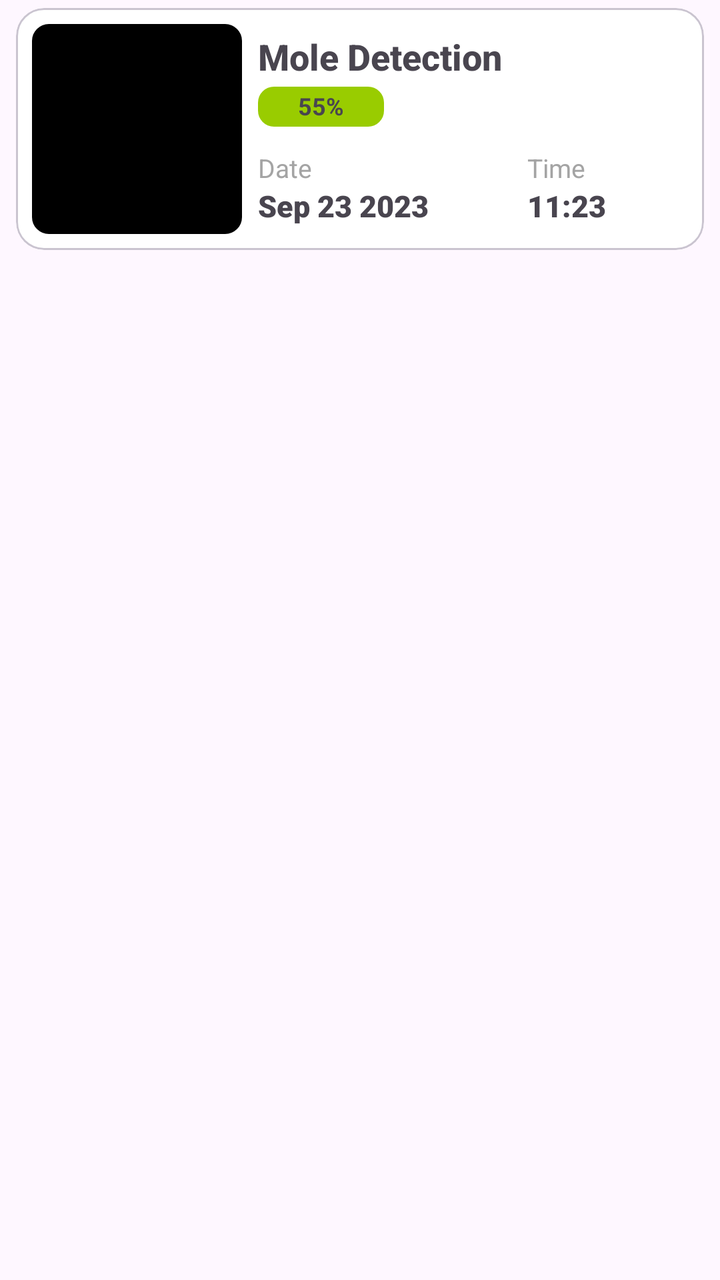
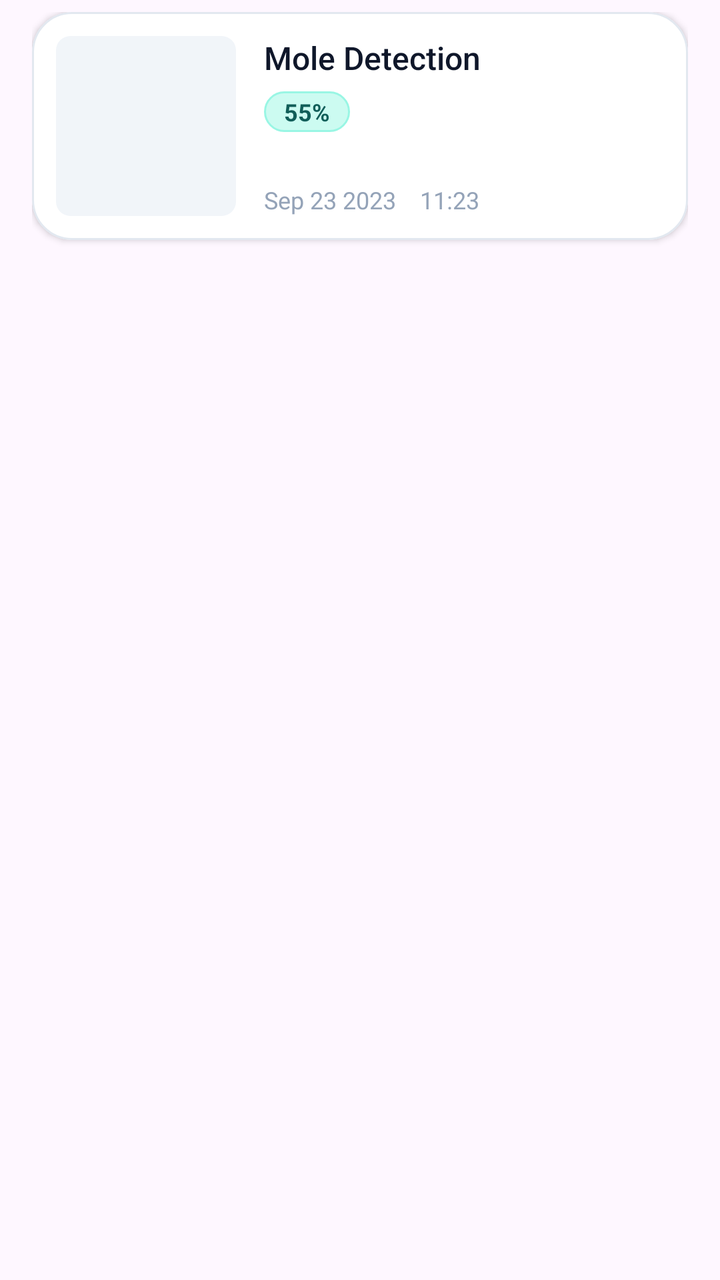

Screens rendered from an Android XML layout before and after an edit, with the pre-edit source and the edit as a unified diff.
<!-- AndroidManifest.xml: application theme Theme.Asclepius -->
<!-- res/layout/item_history.xml -->
<?xml version="1.0" encoding="utf-8"?>
<LinearLayout xmlns:android="http://schemas.android.com/apk/res/android"
    xmlns:app="http://schemas.android.com/apk/res-auto"
    android:layout_width="match_parent"
    android:layout_height="wrap_content"
    android:orientation="vertical"
    android:paddingHorizontal="8dp"
    android:paddingVertical="4dp">

    <com.google.android.material.card.MaterialCardView
        android:id="@+id/materialCard"
        android:layout_width="match_parent"
        android:layout_height="wrap_content"
        app:cardBackgroundColor="?attr/colorSurfaceContainerLowest"
        app:cardCornerRadius="14dp"
        app:cardUseCompatPadding="false"
        app:strokeWidth="1dp">

        <androidx.constraintlayout.widget.ConstraintLayout
            android:layout_width="match_parent"
            android:layout_height="match_parent">

            <com.google.android.material.imageview.ShapeableImageView
                android:id="@+id/shapeableImageView"
                android:layout_width="105dp"
                android:layout_height="105dp"
                android:layout_margin="8dp"
                android:scaleType="centerCrop"
                android:src="@color/black"
                app:layout_constraintBottom_toBottomOf="parent"
                app:layout_constraintStart_toStartOf="parent"
                app:layout_constraintTop_toTopOf="parent"
                app:shapeAppearance="@style/roundedImageViewRounded" />

            <com.google.android.material.textview.MaterialTextView
                android:id="@+id/cancerTextView"
                android:layout_width="wrap_content"
                android:layout_height="wrap_content"
                android:layout_marginStart="8dp"
                android:layout_marginTop="4dp"
                android:fontFamily="sans-serif-medium"
                android:maxLines="1"
                android:text="Mole Detection"
                android:textColor="?attr/colorOnSurfaceVariant"
                android:textSize="18sp"
                android:textStyle="bold"
                app:layout_constraintStart_toEndOf="@id/shapeableImageView"
                app:layout_constraintTop_toTopOf="@id/shapeableImageView" />

            <com.google.android.material.textview.MaterialTextView
                android:id="@+id/percentText"
                android:layout_width="wrap_content"
                android:layout_height="20dp"
                android:layout_marginStart="8dp"
                android:layout_marginTop="3dp"
                android:background="@drawable/chip_history_shape"
                android:backgroundTint="@android:color/holo_green_light"
                android:paddingTop="1.3dp"
                android:text="55%"
                android:textSize="12sp"
                android:textStyle="bold"
                app:layout_constraintStart_toEndOf="@id/shapeableImageView"
                app:layout_constraintTop_toBottomOf="@id/cancerTextView" />

            <com.google.android.material.textview.MaterialTextView
                android:layout_width="wrap_content"
                android:layout_height="wrap_content"
                android:layout_marginStart="8dp"
                android:maxLines="1"
                android:text="Date"
                android:textColor="#A4A4A4"
                android:textSize="13sp"
                app:layout_constraintBottom_toTopOf="@id/dateTextView"
                app:layout_constraintStart_toEndOf="@id/shapeableImageView" />

            <com.google.android.material.textview.MaterialTextView
                android:id="@+id/dateTextView"
                android:layout_width="wrap_content"
                android:layout_height="wrap_content"
                android:layout_marginStart="8dp"
                android:layout_marginBottom="4dp"
                android:ellipsize="end"
                android:fontFamily="sans-serif-black"
                android:maxLines="1"
                android:text="Sep 23 2023"
                android:textColor="?attr/colorOnSurfaceVariant"
                android:textSize="15sp"
                android:textStyle="bold"
                app:layout_constraintBottom_toBottomOf="@id/shapeableImageView"
                app:layout_constraintStart_toEndOf="@id/shapeableImageView" />

            <com.google.android.material.textview.MaterialTextView
                android:layout_width="wrap_content"
                android:layout_height="wrap_content"
                android:maxLines="1"
                android:text="Time"
                android:textColor="#A4A4A4"
                android:textSize="13sp"
                app:layout_constraintBottom_toTopOf="@id/timeTextView"
                app:layout_constraintStart_toStartOf="@id/timeTextView" />

            <com.google.android.material.textview.MaterialTextView
                android:id="@+id/timeTextView"
                android:layout_width="wrap_content"
                android:layout_height="wrap_content"
                android:layout_marginBottom="4dp"
                android:ellipsize="end"
                android:fontFamily="sans-serif-black"
                android:maxLines="1"
                android:text="11:23"
                android:textColor="?attr/colorOnSurfaceVariant"
                android:textSize="15sp"
                android:textStyle="bold"
                app:layout_constraintBottom_toBottomOf="@id/shapeableImageView"
                app:layout_constraintEnd_toEndOf="parent"
                app:layout_constraintStart_toEndOf="@id/dateTextView" />
        </androidx.constraintlayout.widget.ConstraintLayout>
    </com.google.android.material.card.MaterialCardView>
</LinearLayout>
<!-- resources referenced by this layout -->
<resources>
  <color name="black">#FF000000</color>
  <!-- drawable chip_history_shape (drawable) -->
  <?xml version="1.0" encoding="utf-8"?>
  <shape xmlns:android="http://schemas.android.com/apk/res/android">
  
      <corners android:radius="8dp" />
  
      <padding
          android:left="20dp"
          android:right="20dp" />
  </shape>
  <style name="roundedImageViewRounded">
          <item name="cornerFamily">rounded</item>
          <item name="cornerSize">8%</item>
      </style>
  <style name="Theme.Asclepius" parent="Theme.Material3.DayNight.NoActionBar">
          
          
          <item name="android:colorControlNormal">#000000</item>
          <item name="android:popupMenuStyle">@style/roundedPopupMenu</item>
      </style>
  <style name="roundedPopupMenu" parent="Widget.Material3.PopupMenu">
          <item name="android:popupBackground">@drawable/custom_popup_background</item>
      </style>
  <!-- drawable custom_popup_background (drawable) -->
  <?xml version="1.0" encoding="UTF-8"?>
  <shape xmlns:android="http://schemas.android.com/apk/res/android">
      <solid android:color="?attr/colorSurface"/>
      <corners
          android:radius="16dp"/>
      <padding
          android:bottom="8dp"
          android:top="8dp"/>
  </shape>
</resources>

<!-- the commit's change to res/layout/item_history.xml (unified diff, before → after) -->
@@ -4,115 +4,91 @@
     android:layout_width="match_parent"
     android:layout_height="wrap_content"
     android:orientation="vertical"
-    android:paddingHorizontal="8dp"
-    android:paddingVertical="4dp">
+    android:paddingHorizontal="16dp"
+    android:paddingVertical="6dp">
 
+    
     <com.google.android.material.card.MaterialCardView
         android:id="@+id/materialCard"
         android:layout_width="match_parent"
         android:layout_height="wrap_content"
-        app:cardBackgroundColor="?attr/colorSurfaceContainerLowest"
-        app:cardCornerRadius="14dp"
+        app:cardBackgroundColor="@color/surface_card"
+        app:cardCornerRadius="20dp"
+        app:cardElevation="2dp"
         app:cardUseCompatPadding="false"
+        app:strokeColor="@color/surface_card_stroke"
         app:strokeWidth="1dp">
 
         <androidx.constraintlayout.widget.ConstraintLayout
             android:layout_width="match_parent"
-            android:layout_height="match_parent">
+            android:layout_height="wrap_content"
+            android:padding="12dp">
 
             <com.google.android.material.imageview.ShapeableImageView
                 android:id="@+id/shapeableImageView"
-                android:layout_width="105dp"
-                android:layout_height="105dp"
-                android:layout_margin="8dp"
+                android:layout_width="90dp"
+                android:layout_height="90dp"
                 android:scaleType="centerCrop"
-                android:src="@color/black"
+                android:src="@color/surface_subtle"
                 app:layout_constraintBottom_toBottomOf="parent"
                 app:layout_constraintStart_toStartOf="parent"
                 app:layout_constraintTop_toTopOf="parent"
-                app:shapeAppearance="@style/roundedImageViewRounded" />
+                app:shapeAppearanceOverlay="@style/roundedImageViewRounded" />
 
             <com.google.android.material.textview.MaterialTextView
                 android:id="@+id/cancerTextView"
-                android:layout_width="wrap_content"
+                android:layout_width="0dp"
                 android:layout_height="wrap_content"
-                android:layout_marginStart="8dp"
-                android:layout_marginTop="4dp"
+                android:layout_marginStart="14dp"
                 android:fontFamily="sans-serif-medium"
                 android:maxLines="1"
                 android:text="Mole Detection"
-                android:textColor="?attr/colorOnSurfaceVariant"
-                android:textSize="18sp"
-                android:textStyle="bold"
+                android:textColor="@color/text_primary"
+                android:textSize="16sp"
+                app:layout_constraintEnd_toEndOf="parent"
                 app:layout_constraintStart_toEndOf="@id/shapeableImageView"
                 app:layout_constraintTop_toTopOf="@id/shapeableImageView" />
 
             <com.google.android.material.textview.MaterialTextView
                 android:id="@+id/percentText"
                 android:layout_width="wrap_content"
-                android:layout_height="20dp"
-                android:layout_marginStart="8dp"
-                android:layout_marginTop="3dp"
-                android:background="@drawable/chip_history_shape"
-                android:backgroundTint="@android:color/holo_green_light"
-                android:paddingTop="1.3dp"
+                android:layout_height="wrap_content"
+                android:layout_marginStart="14dp"
+                android:layout_marginTop="6dp"
+                android:background="@drawable/bg_pill_eyebrow"
+                android:paddingHorizontal="10dp"
+                android:paddingVertical="2dp"
                 android:text="55%"
+                android:textColor="@color/brand_on_primary_container"
                 android:textSize="12sp"
                 android:textStyle="bold"
                 app:layout_constraintStart_toEndOf="@id/shapeableImageView"
                 app:layout_constraintTop_toBottomOf="@id/cancerTextView" />
 
             <com.google.android.material.textview.MaterialTextView
-                android:layout_width="wrap_content"
-                android:layout_height="wrap_content"
-                android:layout_marginStart="8dp"
-                android:maxLines="1"
-                android:text="Date"
-                android:textColor="#A4A4A4"
-                android:textSize="13sp"
-                app:layout_constraintBottom_toTopOf="@id/dateTextView"
-                app:layout_constraintStart_toEndOf="@id/shapeableImageView" />
-
-            <com.google.android.material.textview.MaterialTextView
                 android:id="@+id/dateTextView"
                 android:layout_width="wrap_content"
                 android:layout_height="wrap_content"
-                android:layout_marginStart="8dp"
-                android:layout_marginBottom="4dp"
+                android:layout_marginStart="14dp"
                 android:ellipsize="end"
-                android:fontFamily="sans-serif-black"
                 android:maxLines="1"
                 android:text="Sep 23 2023"
-                android:textColor="?attr/colorOnSurfaceVariant"
-                android:textSize="15sp"
-                android:textStyle="bold"
+                android:textColor="@color/text_tertiary"
+                android:textSize="12sp"
                 app:layout_constraintBottom_toBottomOf="@id/shapeableImageView"
                 app:layout_constraintStart_toEndOf="@id/shapeableImageView" />
-
-            <com.google.android.material.textview.MaterialTextView
-                android:layout_width="wrap_content"
-                android:layout_height="wrap_content"
-                android:maxLines="1"
-                android:text="Time"
-                android:textColor="#A4A4A4"
-                android:textSize="13sp"
-                app:layout_constraintBottom_toTopOf="@id/timeTextView"
-                app:layout_constraintStart_toStartOf="@id/timeTextView" />
 
             <com.google.android.material.textview.MaterialTextView
                 android:id="@+id/timeTextView"
                 android:layout_width="wrap_content"
                 android:layout_height="wrap_content"
-                android:layout_marginBottom="4dp"
+                android:layout_marginStart="12dp"
                 android:ellipsize="end"
-                android:fontFamily="sans-serif-black"
                 android:maxLines="1"
                 android:text="11:23"
-                android:textColor="?attr/colorOnSurfaceVariant"
-                android:textSize="15sp"
-                android:textStyle="bold"
+                android:textColor="@color/text_tertiary"
+                android:textSize="12sp"
                 app:layout_constraintBottom_toBottomOf="@id/shapeableImageView"
-                app:layout_constraintEnd_toEndOf="parent"
                 app:layout_constraintStart_toEndOf="@id/dateTextView" />
         </androidx.constraintlayout.widget.ConstraintLayout>
     </com.google.android.material.card.MaterialCardView>
<!-- resource entries referenced after the edit -->
@@ -1,15 +1,20 @@
 <!-- resources referenced by this layout -->
 <resources>
-  <color name="black">#FF000000</color>
-  <!-- drawable chip_history_shape (drawable) -->
+  <color name="brand_on_primary_container">#115E59</color>
+  <color name="surface_card">#FFFFFF</color>
+  <color name="surface_card_stroke">#E2E8F0</color>
+  <color name="surface_subtle">#F1F5F9</color>
+  <color name="text_primary">#0F172A</color>
+  <color name="text_tertiary">#94A3B8</color>
+  <!-- drawable bg_pill_eyebrow (drawable) -->
   <?xml version="1.0" encoding="utf-8"?>
-  <shape xmlns:android="http://schemas.android.com/apk/res/android">
-  
-      <corners android:radius="8dp" />
-  
-      <padding
-          android:left="20dp"
-          android:right="20dp" />
+  <shape xmlns:android="http://schemas.android.com/apk/res/android"
+      android:shape="rectangle">
+      <corners android:radius="999dp" />
+      <solid android:color="@color/brand_primary_container" />
+      <stroke
+          android:width="1dp"
+          android:color="#99F6E4" />
   </shape>
   <style name="roundedImageViewRounded">
           <item name="cornerFamily">rounded</item>
@@ -21,6 +26,7 @@
           <item name="android:colorControlNormal">#000000</item>
           <item name="android:popupMenuStyle">@style/roundedPopupMenu</item>
       </style>
+  <color name="brand_primary_container">#CCFBF1</color>
   <style name="roundedPopupMenu" parent="Widget.Material3.PopupMenu">
           <item name="android:popupBackground">@drawable/custom_popup_background</item>
       </style>
